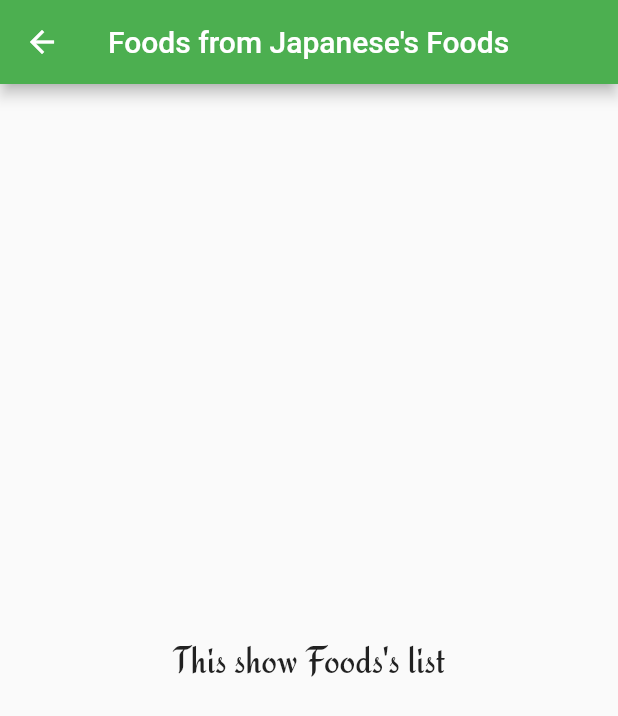
After one commit to ngoctuanktmm/Flutter, a Flutter app: the screen it shows after launch, after a tap on an icon or button, on a phone screen of 412 x 824 dp. The commit adds this screen. Shown: the top 716 px of the screen. Run offline on Flutter 3.47's test engine with Material 2 defaults, Android fonts, the phone set to English and light mode, and no system bars.

Commit message:
22-Navigation | Screens with Food App-Navigate and send params using Contructor

```diff
--- /dev/null
+++ b/Food_App/lib/views/FoodsPage.dart
@@ -0,0 +1,24 @@
+import 'package:Food_App/models/category.dart';
+import 'package:flutter/material.dart';
+
+class FoodsPage extends StatelessWidget {
+  Category category;
+
+  FoodsPage({this.category});
+
+  @override
+  Widget build(BuildContext context) {
+    // TODO: implement build
+    return Scaffold(
+      appBar: AppBar(
+        title: Text('Foods from ${category.content}'),
+      ),
+      body: Center(
+        child: Text(
+          'This show Foods\'s list',
+          style: TextStyle(fontSize: 25, fontFamily: 'Redressed'),
+        ),
+      ),
+    );
+  }
+}
--- a/Food_App/lib/views/category_item.dart
+++ b/Food_App/lib/views/category_item.dart
@@ -1,5 +1,7 @@
 import 'package:Food_App/models/category.dart';
 import 'package:flutter/material.dart';
+
+import 'FoodsPage.dart';
 
 class CategoryItem extends StatelessWidget {
   Category category;
@@ -11,7 +13,18 @@ class CategoryItem extends StatelessWidget {
     // TODO: implement build
     Color _color = this.category.color;
 
-    return Container(
+    return InkWell(
+      onTap: () {
+        print('Tap to categoty: ${this.category.content}');
+        Navigator.of(context).push(
+          MaterialPageRoute(
+            builder: (context) => FoodsPage(
+              category: this.category,
+            ),
+          ),
+        );
+      },
+      splashColor: Colors.deepPurple,
       child: Container(
         decoration: BoxDecoration(
           gradient: LinearGradient(
--- a/Food_App/pubspec.yaml
+++ b/Food_App/pubspec.yaml
@@ -64,6 +64,9 @@ flutter:
     - family: Courgette
       fonts:
         - asset: assets/fonts/Courgette/Courgette-Regular.ttf
+    - family: Redressed
+      fonts:
+        - asset: assets/fonts/Redressed/Redressed-Regular.ttf
   #       - asset: fonts/TrajanPro_Bold.ttf
   #         weight: 700
   #
```
